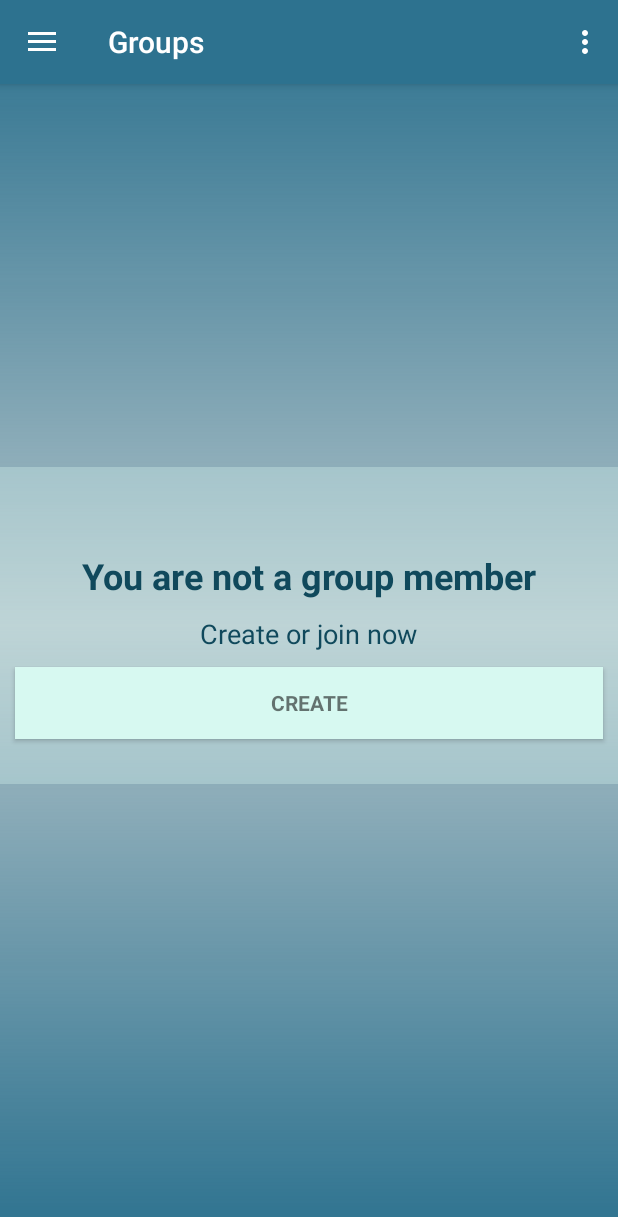
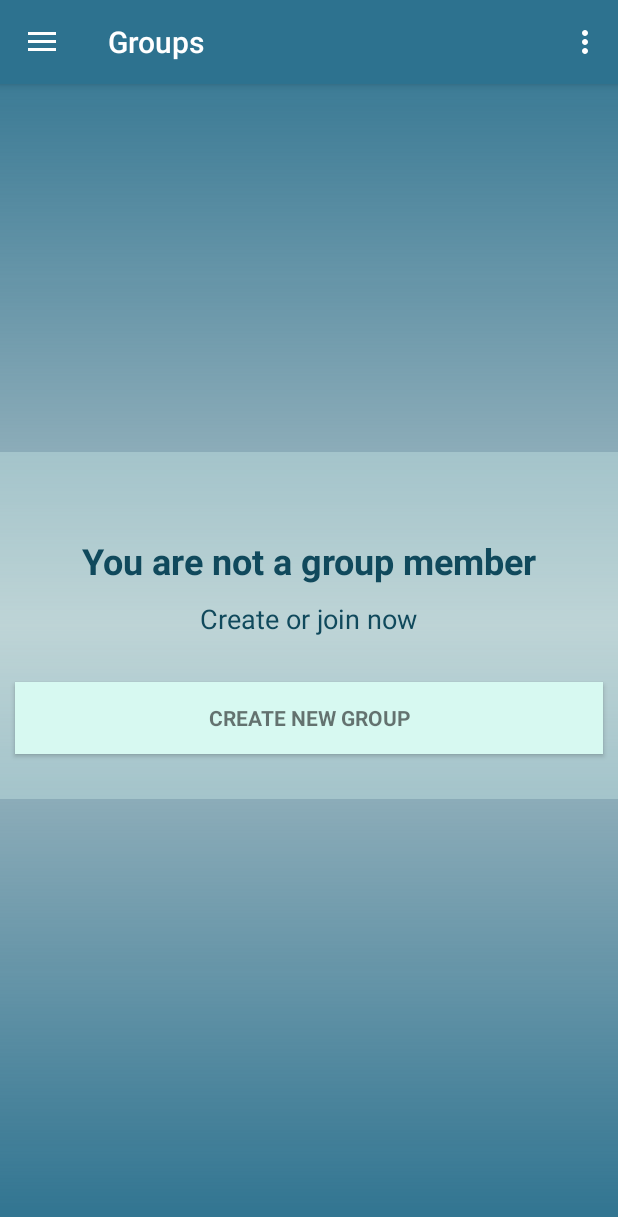
Before and after one commit to Budziaszek/Application-supporting-the-management-of-finances-and-tasks, an Android app: the screen it shows after launch once a user with an empty profile is signed in (MainActivity), after a tap on "Groups", on a phone screen of 412 x 824 dp. Shown: the top 1217 px of the screen. Run offline under Robolectric (Android 15) with nearby library versions, the phone set to English and light mode, and no system bars; our stand-ins replace Firebase (no records; nobody signed in at launch, a user with empty details on screens opened directly); 1 other tap on this screen came first.

Commit message:
Added Polish version, basic invitation acceptation

```diff
--- /dev/null
+++ b/TaBMate/app/src/main/java/com/budziaszek/tabmate/ClickListener.java
@@ -0,0 +1,6 @@
+package com.budziaszek.tabmate;
+
+public interface ClickListener {
+    void onAcceptClicked(int position);
+    void onRemoveClicked(int position);
+}
--- a/TaBMate/app/src/main/java/com/budziaszek/tabmate/MainActivity.java
+++ b/TaBMate/app/src/main/java/com/budziaszek/tabmate/MainActivity.java
@@ -22,6 +22,8 @@ import android.widget.Toast;
 import com.google.firebase.auth.FirebaseAuth;
 import com.google.firebase.auth.FirebaseUser;
 
+import java.util.List;
+
 
 public class MainActivity extends AppCompatActivity
         implements NavigationView.OnNavigationItemSelectedListener {
@@ -29,8 +31,9 @@ public class MainActivity extends AppCompatActivity
     private static final String TAG =  "MainProcedure";
 
     public static final String USER_COLLECTION = "users";
-    public static final String USER_COLLECTION_INVITATION_FIELD = "invitations";
+    public static final String USER_COLLECTION_INVITATIONS_FIELD = "invitations";
     public static final String GROUP_COLLECTION = "groups";
+    public static final String GROUP_COLLECTION_MEMBERS_FIELD = "members";
 
     private Fragment newFragment = null;
     private GroupsFragment groupsFragment = null;
@@ -194,8 +197,8 @@ public class MainActivity extends AppCompatActivity
     private void alertAndLogOut(){
         AlertDialog.Builder builder = new AlertDialog.Builder(this, android.R.style.Theme_Material_Dialog_Alert);
 
-        builder.setTitle(R.string.logout_title)
-                .setMessage(R.string.logout_message)
+        builder.setTitle(R.string.log_out)
+                .setMessage(R.string.confirm_log_out)
                 .setPositiveButton(android.R.string.yes, new DialogInterface.OnClickListener() {
                     public void onClick(DialogInterface dialog, int which) {
                         FirebaseAuth.getInstance().signOut();
--- a/TaBMate/app/src/main/res/layout/groups_fragment.xml
+++ b/TaBMate/app/src/main/res/layout/groups_fragment.xml
@@ -48,7 +48,7 @@
                 android:background="@color/colorAccentLight"
                 android:clickable="true"
                 android:focusable="true"
-                android:text="@string/create_group"
+                android:text="@string/create_group_long"
                 android:textStyle="bold" />
 
             <TextView
@@ -57,8 +57,9 @@
                 android:layout_height="wrap_content"
                 android:layout_below="@+id/no_group"
                 android:layout_centerHorizontal="true"
+                android:layout_marginBottom="20dp"
                 android:layout_marginTop="10dp"
-                android:text="@string/join_or_create_group"
+                android:text="@string/create_or_join_now"
                 android:textColor="@color/colorPrimaryDark"
                 android:textSize="18sp" />
 
@@ -69,7 +70,7 @@
                 android:layout_alignParentTop="true"
                 android:layout_centerHorizontal="true"
                 android:layout_marginTop="?attr/actionBarSize"
-                android:text="@string/no_group"
+                android:text="@string/not_a_group_member"
                 android:textColor="@color/colorPrimaryDark"
                 android:textSize="24sp"
                 android:textStyle="bold" />
@@ -112,7 +113,7 @@
                 android:layout_alignParentTop="true"
                 android:layout_centerHorizontal="true"
                 android:layout_marginTop="17dp"
-                android:text="@string/create_new_group"
+                android:text="@string/create_group_short"
                 android:textColor="@color/colorPrimaryDark"
                 android:textSize="24sp"
                 android:textStyle="bold" />
@@ -135,7 +136,7 @@
                     android:layout_alignParentStart="true"
                     android:layout_margin="20dp"
                     android:layout_weight="1"
-                    android:hint="@string/group_name_label"
+                    android:hint="@string/group_name_title"
                     android:inputType="textPersonName"
                     android:textSize="18sp" />
 
@@ -159,7 +160,7 @@
                     android:layout_margin="20dp"
                     android:layout_weight="1"
                     android:ems="10"
-                    android:hint="@string/group_description_label"
+                    android:hint="@string/group_description_title"
                     android:inputType="textMultiLine"
                     android:textSize="14sp" />
 
@@ -176,7 +177,7 @@
                 android:background="@color/colorAccentLight"
                 android:clickable="true"
                 android:focusable="true"
-                android:text="@string/submit_create"
+                android:text="@string/submit"
                 android:textStyle="bold" />
 
         </RelativeLayout>
--- a/TaBMate/app/src/main/res/layout/nav_header_main.xml
+++ b/TaBMate/app/src/main/res/layout/nav_header_main.xml
@@ -25,7 +25,7 @@
         android:layout_width="match_parent"
         android:layout_height="wrap_content"
         android:paddingTop="@dimen/nav_header_vertical_spacing"
-        android:text="@string/user_title"
+        android:text="@string/logged_in_as"
         android:textAppearance="@style/TextAppearance.AppCompat.Body1" />
 
     <TextView
--- a/TaBMate/app/src/main/res/menu/activity_main_drawer.xml
+++ b/TaBMate/app/src/main/res/menu/activity_main_drawer.xml
@@ -7,15 +7,15 @@
         <item
                 android:id="@+id/nav_dashboard"
                 android:icon="?android:attr/actionModeFindDrawable"
-                android:title="Dashboard"/>
+                android:title="@string/dashboard"/>
         <item
                 android:id="@+id/nav_tasks"
                 android:icon="?android:attr/actionModePasteDrawable"
-                android:title="Tasks"/>
+                android:title="@string/tasks"/>
         <item
                 android:id="@+id/nav_group"
                 android:icon="@drawable/group"
-                android:title="Groups"/>
+                android:title="@string/groups"/>
         <item
                 android:id="@+id/nav_logOut"
                 android:icon="@android:drawable/ic_lock_power_off"
@@ -41,16 +41,16 @@
                 -->
     </group>
 
-    <item android:title="Communicate">
+    <item android:title="@string/communicate">
         <menu>
             <item
                     android:id="@+id/nav_share"
                     android:icon="@drawable/ic_menu_share"
-                    android:title="Share"/>
+                    android:title="@string/share"/>
             <item
                     android:id="@+id/nav_send"
                     android:icon="@drawable/ic_menu_send"
-                    android:title="Send"/>
+                    android:title="@string/send"/>
         </menu>
     </item>
 
--- a/TaBMate/app/src/main/res/menu/menu_groups.xml
+++ b/TaBMate/app/src/main/res/menu/menu_groups.xml
@@ -4,6 +4,6 @@
     <item
         android:id="@+id/action_new_member"
         android:orderInCategory="100"
-        android:title="@string/action_new_member"
+        android:title="@string/invite_new_member"
         app:showAsAction="never" />
 </menu>
--- a/TaBMate/app/src/main/res/menu/menu_main.xml
+++ b/TaBMate/app/src/main/res/menu/menu_main.xml
@@ -2,7 +2,7 @@
 <menu xmlns:android="http://schemas.android.com/apk/res/android"
       xmlns:app="http://schemas.android.com/apk/res-auto">
     <item android:id="@+id/action_settings"
-          android:title="@string/action_settings"
+          android:title="@string/settings"
           android:orderInCategory="100"
           app:showAsAction="never"/>
 </menu>
--- a/TaBMate/app/src/main/res/values/strings.xml
+++ b/TaBMate/app/src/main/res/values/strings.xml
@@ -2,47 +2,53 @@
     <string name="app_name">TaB Mate</string>
 
     <!-- Strings related to login -->
-    <string name="prompt_name">Name or nickname</string>
-    <string name="prompt_email">Email</string>
-    <string name="prompt_password">Password</string>
-    <string name="prompt_password_confirm">Confirm password</string>
-
-    <string name="action_sign_in">Sign in</string>
-    <string name="action_register">Register</string>
-    <string name="action_sign_up">Not a member? Join here</string>
-    <string name="action_sign_in_short">Sign in</string>
-
+    <string name="name_or_nickname">Name or nickname</string>
+    <string name="email">Email</string>
+    <string name="password">Password</string>
+    <string name="confirm_password">Confirm password</string>
+    <string name="sign_in">Sign in</string>
+    <string name="register">Register</string>
+    <string name="not_a_member">Not a member? Join here</string>
+        <!-- Strings related to login errors-->
         <string name="error_invalid_email">This email address is invalid</string>
         <string name="error_invalid_password">This password is invalid</string>
         <string name="error_too_short_password">This password too short</string>
         <string name="error_incorrect_password">This password is incorrect</string>
         <string name="error_field_required">This field is required</string>
-    <string name="error_passwords_not_same">Given passwords do not match</string>
+        <string name="error_passwords_not_match">Given passwords do not match</string>
         <string name="error_no_internet_connection">No internet connection</string>
 
+    <!-- Strings related to main activity-->
     <string name="title_activity_main">TaB Mate</string>
-    <string name="user_title">Logged in as:</string>
+    <string name="logged_in_as">Logged in as:</string>
     <string name="user_image">User Image</string>
     <string name="log_out">Log out </string>
-    <string name="logout_title">Log out</string>
-    <string name="logout_message">Are you sure you want to log out?</string>
+    <string name="confirm_log_out">Are you sure you want to log out?</string>
 
-    <string name="navigation_drawer_open">Open navigation drawer</string>
-    <string name="navigation_drawer_close">Close navigation drawer</string>
+    <!-- Strings related to groups fragment -->
+    <string name="members">Members</string>
+    <string name="not_a_group_member">You are not a group member</string>
+    <string name="create_or_join_now">Create or join now</string>
+    <string name="new_invitation">New invitation</string>
+    <string name="join_group_short">Join</string>
+    <string name="remove_group_short">Remove</string>
+    <string name="create_group_short">Create</string>
+    <string name="create_group_long">Create new group</string>
+    <string name="group_name_title">Name</string>
+    <string name="group_description_title">Description</string>
+    <string name="submit">Submit</string>
 
-    <string name="members">Members</string>
-    <string name="no_group">You are not a group member</string>
-    <string name="join_or_create_group">Create or join now</string>
-    <string name="new_invitation">New invitation</string>
-    <string name="join_group">Join</string>
-    <string name="remove_group">Remove</string>
-    <string name="create_group">Create</string>
+    <!-- Strings related to menu -->
+    <string name="settings">Settings</string>
+    <string name="invite_new_member">Invite new member</string>
 
-    <string name="create_new_group">Create new group</string>
-    <string name="group_name_label">Name</string>
-    <string name="group_description_label">Description</string>
-    <string name="submit_create">Submit</string>
-
-    <string name="action_settings">Settings</string>
-    <string name="action_new_member">Invite new member</string>
+    <!-- Strings related to drawer -->
+    <string name="navigation_drawer_open">Open</string>
+    <string name="navigation_drawer_close">Close</string>
+    <string name="dashboard">Dashboard</string>
+    <string name="tasks">Tasks</string>
+    <string name="groups">Groups</string>
+    <string name="share">Share</string>
+    <string name="send">Send</string>
+    <string name="communicate">Communicate</string>
 </resources>
```
Also changed, not shown: TaBMate/app/src/main/java/com/budziaszek/tabmate/GroupsFragment.java (+35 -10 lines), TaBMate/app/src/main/java/com/budziaszek/tabmate/InvitationsAdapter.java (+23 -1 lines), TaBMate/app/src/main/java/com/budziaszek/tabmate/LoginActivity.java (+4 -3 lines), TaBMate/app/src/main/res-b-pl/values-v21/styles.xml (added, +7 -0 lines), TaBMate/app/src/main/res-b-pl/values/colors.xml (added, +36 -0 lines), TaBMate/app/src/main/res-b-pl/values/dimens.xml (added, +8 -0 lines), TaBMate/app/src/main/res-b-pl/values/strings.xml (added, +48 -0 lines), TaBMate/app/src/main/res-b-pl/values/styles.xml (added, +17 -0 lines), TaBMate/app/src/main/res/layout/activity_login.xml (+7 -7 lines), 1 other file. Lines whose indentation alone changed are shown as unchanged.
